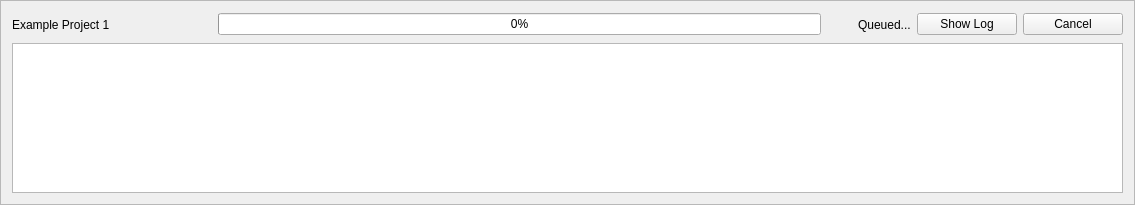
PASTA-ELN/pasta-eln, file pasta_eln/GUI/dataverse_ui/dataverse_upload_widget_base.ui: the form before one commit.
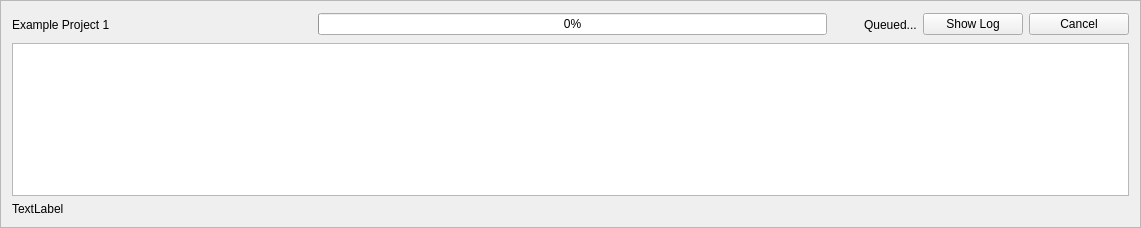
The form after the commit. Icons and pictures are not drawn.

Commit message: - Added database API functions for the dataverse operations and integrated with the upload tasks.

Diff of the .ui file:
```diff
--- a/pasta_eln/GUI/dataverse_ui/dataverse_upload_widget_base.ui
+++ b/pasta_eln/GUI/dataverse_ui/dataverse_upload_widget_base.ui
@@ -6,8 +6,8 @@
    <rect>
     <x>0</x>
     <y>0</y>
-    <width>1135</width>
-    <height>205</height>
+    <width>1141</width>
+    <height>228</height>
    </rect>
   </property>
   <property name="windowTitle">
@@ -26,12 +26,24 @@
       <layout class="QHBoxLayout" name="uploadWidgetHorizontalLayout">
        <item>
         <widget class="QLabel" name="uploadProjectLabel">
+         <property name="sizePolicy">
+          <sizepolicy hsizetype="Fixed" vsizetype="Preferred">
+           <horstretch>0</horstretch>
+           <verstretch>0</verstretch>
+          </sizepolicy>
+         </property>
          <property name="minimumSize">
           <size>
-           <width>200</width>
+           <width>300</width>
            <height>0</height>
           </size>
          </property>
+         <property name="maximumSize">
+          <size>
+           <width>300</width>
+           <height>100</height>
+          </size>
+         </property>
          <property name="toolTip">
           <string>Name of the PASTA project enqueued for dataverse upload.</string>
          </property>
@@ -149,6 +161,13 @@
        </property>
       </widget>
      </item>
+     <item>
+      <widget class="QLabel" name="modelIdLabel">
+       <property name="text">
+        <string>TextLabel</string>
+       </property>
+      </widget>
+     </item>
     </layout>
    </item>
   </layout>
```
The commit also changes 10 other files.
